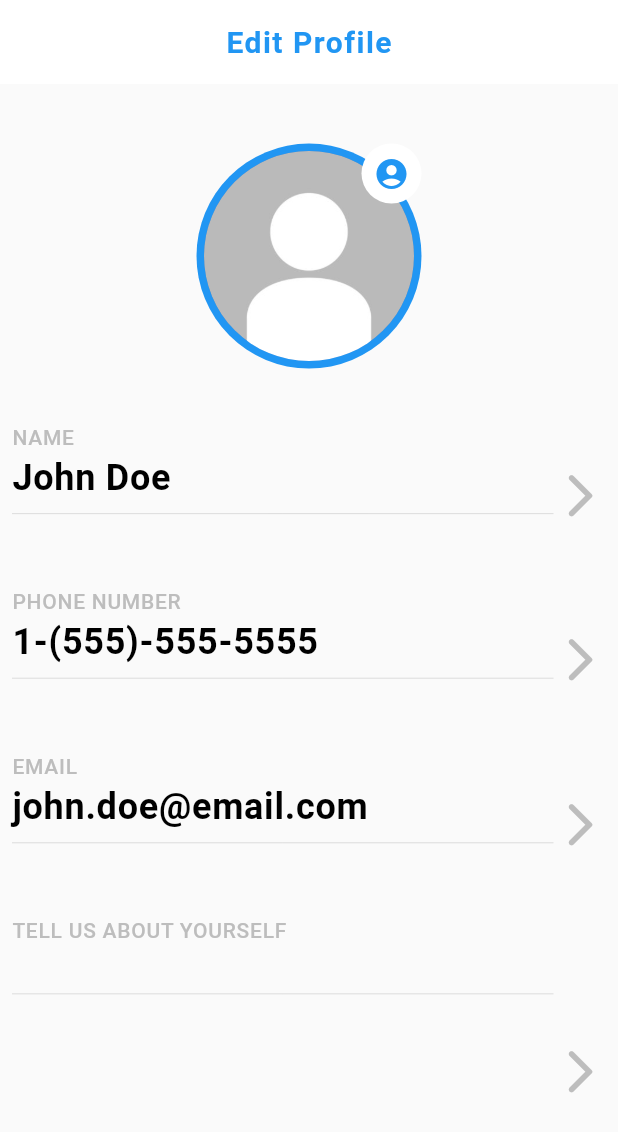
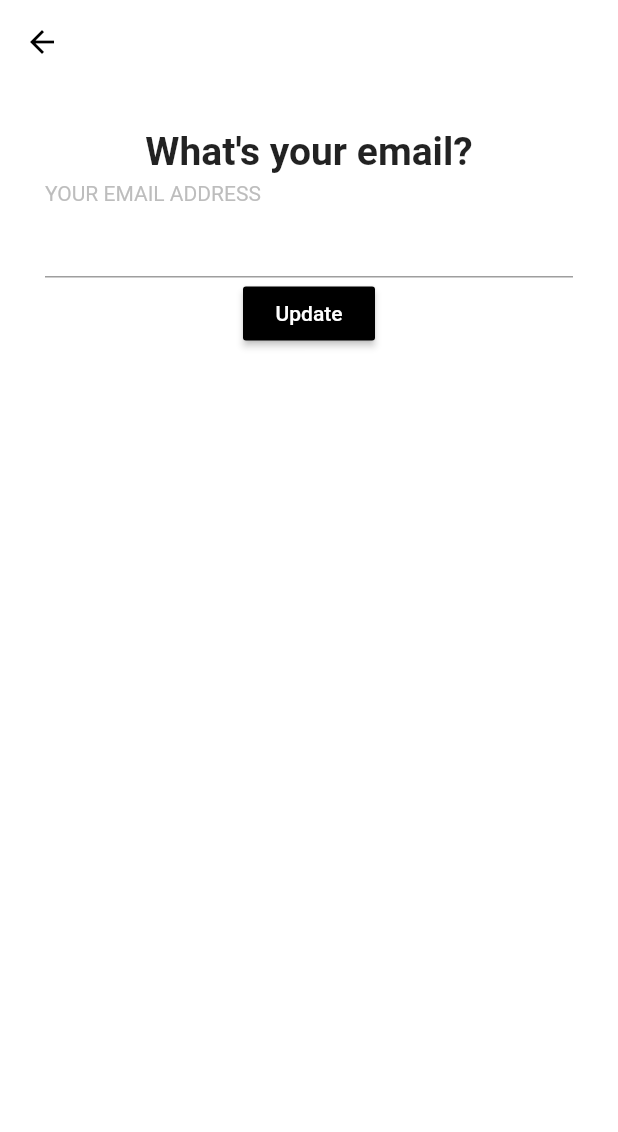
Before and after one commit to tylerwools79/agMobileApp, a Flutter app: the screen it shows after launch, after a tap on "NAME", after a tap on "PHONE NUMBER", after a tap on "EMAIL", on a phone screen of 412 x 824 dp. Shown: the top 1132 px of the screen. Run offline on Flutter 3.47's test engine with Material 2 defaults, Android fonts, the phone set to English and light mode, and no system bars.

Commit message:
Added edit profile page. got all of the dynamic sizing working (still overflows rederflex, not sure how to fix) forms are now passing data at least one way. need to implement the other direction tomorrow probably.

```diff
--- a/lib/main.dart
+++ b/lib/main.dart
@@ -1,22 +1,77 @@
-
 import 'package:flutter/material.dart';
 
+import 'package:ag_coding_project/pages/edit_name.dart';
+import 'package:ag_coding_project/pages/edit_phone.dart';
+import 'package:ag_coding_project/pages/edit_email.dart';
+import 'package:ag_coding_project/pages/edit_about.dart';
+import 'package:ag_coding_project/pages/edit_picture.dart';
+
+
 void main() =>  runApp(MaterialApp(
-  home: Home()
+  initialRoute: '/home',
+  routes: {
+    '/': (context)=> Home(),
+    '/home':(context)=> Home(),
+    '/name': (context)=> EditName(),
+    '/phone': (context)=> EditPhone(),
+    '/email': (context)=> EditEmail(),
+    '/about': (context)=> EditAbout(),
+    '/picture': (context)=> EditPic(),
+  },
 ));
+
+
 class Home extends StatefulWidget {
   @override
   _HomeState createState() => _HomeState();
 }
 
 class _HomeState extends State<Home> {
-
-  String fName = '';
-  String lName = '';
+  String fullName='';
   String phoneNumber = '';
   String eMail = '';
   String aboutMe = '';
   String profilePicPath='assets/missing texture.jpg';
+  void _awaitName(BuildContext context) async {
+    final result = await Navigator.push(
+        context,
+        MaterialPageRoute(
+          builder: (context) => EditName(),
+        ));
+    setState((){
+      fullName=result;
+    });
+  }
+  void _awaitPhone(BuildContext context) async {
+    final result = await Navigator.push(
+        context,
+        MaterialPageRoute(
+          builder: (context) => EditPhone(),
+        ));
+    setState(() {
+      phoneNumber = result;
+    });
+  }
+  void _awaitEmail(BuildContext context) async {
+    final result = await Navigator.push(
+        context,
+        MaterialPageRoute(
+          builder: (context) => EditEmail(),
+        ));
+    setState(() {
+      eMail = result;
+    });
+  }
+  void _awaitAbout(BuildContext context) async {
+    final result = await Navigator.push(
+        context,
+        MaterialPageRoute(
+          builder: (context) => EditAbout(),
+        ));
+    setState((){
+      aboutMe=result;
+    });
+  }
   @override
   Widget build(BuildContext context) {
     return Scaffold(
@@ -40,10 +95,11 @@ class _HomeState extends State<Home> {
             Expanded(
               flex: 2,
                 child: Padding(
-                padding: EdgeInsets.fromLTRB(0, 30, 0, 20),
+                  padding: const EdgeInsets.all(5.0),
                   child: TextButton(
                     //This is the profile picture section
                     onPressed: (){
+                      Navigator.pushNamed(context,'/picture');
                       setState((){ //this does not work yet!
                         profilePicPath='assets/default.jpg';
                         print('Change profile pic');
@@ -53,10 +109,10 @@ class _HomeState extends State<Home> {
                       children: <Widget>[
                         CircleAvatar(
                           backgroundColor: Colors.blue,
-                        radius: 75,
+                          radius: 60,
                           child: CircleAvatar(
                             backgroundImage: AssetImage('assets/default.jpg'),//Image(image: FileImage(File(profilePicPath))),
-                          radius: 70,
+                            radius: 55,
                         ),
                       ),
                         new Positioned(
@@ -74,22 +130,16 @@ class _HomeState extends State<Home> {
                     )
                   ),
                 ),
-            ),
+            ), //Profile Picture
             Expanded(
               flex: 1,
               child: TextButton(
-                  onPressed: (){
-                    setState((){
-                      fName='John';
-                      lName='Doe';
-                    });
-                  },
+                  onPressed: (){ _awaitName(context); },
                   child: Row(
                     mainAxisAlignment: MainAxisAlignment.spaceBetween,
                     crossAxisAlignment: CrossAxisAlignment.center,
                     children: [
-                      Expanded(
-                        child: Column(
+                      Column(
                           crossAxisAlignment: CrossAxisAlignment.start,
                           children: <Widget>[
                             Text('NAME',
@@ -98,43 +148,36 @@ class _HomeState extends State<Home> {
                               letterSpacing: 0.5,
                             ),
                             ),
-                            SizedBox(height:5.0),
-                            Text('$fName $lName',
+                            //SizedBox(height:5.0),
+                            Text('$fullName',
                             style: TextStyle(
                               color: Colors.black,
-                              fontSize: 24.0,
+                              fontSize: 20.0,
                               fontWeight: FontWeight.bold,
                               letterSpacing: 0.5,
                             )
                             ),
-                            Divider(height: 20),
+                            Divider(height: 10),
                           ],
-                        ),
                         ),
                       Icon(
                         Icons.arrow_forward_ios_rounded,
                         color: Colors.grey[400],
                           size: 35.0,
-
                       )
                     ],
                   )
               ),
-            ),
+            ), //Name
             Expanded(
               flex: 1,
               child: TextButton(
-                  onPressed: (){
-                    setState((){
-                      phoneNumber = '1-(555)-555-5555';
-                    });
-                  },
+                  onPressed: (){ _awaitPhone(context); },
                   child: Row(
                     mainAxisAlignment: MainAxisAlignment.spaceBetween,
                     crossAxisAlignment: CrossAxisAlignment.center,
                     children: [
-                      Expanded(
-                        child: Column(
+                    Column(
                             crossAxisAlignment: CrossAxisAlignment.start,
                             children: <Widget>[
                               Text('PHONE NUMBER',
@@ -143,43 +186,37 @@ class _HomeState extends State<Home> {
                                   letterSpacing: 0.5,
                                 ),
                               ),
-                            SizedBox(height:5.0),
+                              //SizedBox(height:5.0),
                               Text('$phoneNumber',
                                   style: TextStyle(
                                     color: Colors.black,
-                                  fontSize: 24.0,
+                                    fontSize: 20.0,
                                     fontWeight: FontWeight.bold,
                                     letterSpacing: 0.5,
                                   )
                               ),
-                            Divider(height: 20),
+                              Divider(height: 10),
                             ],
                           ),
-                      ),
+
                       Icon(
                         Icons.arrow_forward_ios_rounded,
                         color: Colors.grey[400],
                         size: 35.0,
-
                       )
                     ],
                   )
               ),
-            ),
+            ), //Phone Number
             Expanded(
               flex: 1,
               child: TextButton(
-                  onPressed: (){
-                    setState((){
-                      eMail='john.doe@email.com';
-                    });
-                  },
+                  onPressed: (){ _awaitEmail(context); },
                   child: Row(
                     mainAxisAlignment: MainAxisAlignment.spaceBetween,
                     crossAxisAlignment: CrossAxisAlignment.center,
                     children: [
-                      Expanded(
-                        child: Column(
+                    Column(
                             crossAxisAlignment: CrossAxisAlignment.start,
                             children: <Widget>[
                               Text('EMAIL',
@@ -188,37 +225,32 @@ class _HomeState extends State<Home> {
                                   letterSpacing: 0.5,
                                 ),
                               ),
-                            SizedBox(height:5.0),
+                              //SizedBox(height:5.0),
                               Text('$eMail',
                                   style: TextStyle(
                                     color: Colors.black,
-                                  fontSize: 24.0,
+                                    fontSize: 20.0,
                                     fontWeight: FontWeight.bold,
                                     letterSpacing: 0.5,
                                   )
                               ),
-                            Divider(height: 20),
+                              Divider(height: 10),
                             ],
                           ),
-                      ),
+
                       Icon(
                         Icons.arrow_forward_ios_rounded,
                         color: Colors.grey[400],
                         size: 35.0,
-
                       )
                     ],
                   )
               ),
-            ),
+            ), //Email
             Expanded(
               flex: 2,
               child: TextButton(
-                  onPressed: (){
-                    setState((){
-                      aboutMe='Lorem ipsum dolor sit amet, consectetur adipiscing elit. Suspendisse dolor diam, lobortis in semper et, facilisis at metus. Fusce iaculis scelerisque nibh et aliquet. Fusce iaculis ligula et lectus viverra sollicitudin. Nulla velit arcu, imperdiet id molestie eu, mollis eget metus. Mauris nisl mauris, dapibus vitae risus ac, fringilla varius.';
-                    });
-                  },
+                  onPressed: (){ _awaitAbout(context);},
                   child: Row(
                     mainAxisAlignment: MainAxisAlignment.spaceBetween,
                     crossAxisAlignment: CrossAxisAlignment.center,
@@ -233,19 +265,20 @@ class _HomeState extends State<Home> {
                                 letterSpacing: 0.5,
                               ),
                             ),
-                            SizedBox(height:5.0),
-                            ConstrainedBox(
-                              constraints: BoxConstraints(maxHeight: 50),
-                              child: Text('$aboutMe',
+                           // SizedBox(height:5.0),
+                            Text('$aboutMe',
+                                  maxLines: 5,
+                                  overflow: TextOverflow.ellipsis,
+                                  softWrap: false,
                                   style: TextStyle(
                                     color: Colors.black,
-                                    fontSize: 16.0,
+                                    fontSize: 18.0,
                                     fontWeight: FontWeight.bold,
                                     letterSpacing: 0.5,
                                   )
                               ),
-                            ),
-                            Divider(height: 20),
+
+                            Divider(height: 10),
                           ],
                         ),
                       ),
@@ -253,16 +286,16 @@ class _HomeState extends State<Home> {
                         Icons.arrow_forward_ios_rounded,
                         color: Colors.grey[400],
                         size: 35.0,
-
                       )
                     ],
                   )
               ),
-            ),
+            ), //About Me
           ]
         )
 
       )
     );
   }
+
 }
--- a/lib/pages/edit_email.dart
+++ b/lib/pages/edit_email.dart
@@ -0,0 +1,72 @@
+import 'package:flutter/material.dart';
+class EditEmail extends StatefulWidget {
+  @override
+  _EditEmailState createState() => _EditEmailState();
+}
+
+class _EditEmailState extends State<EditEmail> {
+  final myController = TextEditingController();
+  @override
+  void dispose(){
+    myController.dispose();
+    super.dispose();
+  }
+  @override
+  Widget build(BuildContext context) {
+    return Scaffold(
+        backgroundColor: Colors.white,
+        appBar: AppBar(
+          iconTheme: IconThemeData(
+            color: Colors.black,
+          ),
+          backgroundColor: Colors.white,
+          centerTitle: true,
+          elevation: 0,
+        ),
+        body: Padding(
+          padding: EdgeInsets.all(30),
+          child: Column(
+            mainAxisAlignment: MainAxisAlignment.start,
+            children: <Widget>[
+              Text('What\'s your email?',
+                style: TextStyle(
+                  fontWeight: FontWeight.bold,
+                  fontSize: 26,
+                ),
+              ),
+              SizedBox(height: 5,),
+              Column(
+                crossAxisAlignment: CrossAxisAlignment.start,
+                children: <Widget>[
+                  Text('YOUR EMAIL ADDRESS',
+                    style: TextStyle(
+                      color: Colors.grey[400],
+                    ),
+                  ),
+                  TextField(
+
+                    controller: myController,
+                    style: TextStyle(
+                      letterSpacing: 1.5,
+                      fontWeight: FontWeight.bold,
+                    ),
+                  ),
+                ],
+              ),
+              RaisedButton(
+                onPressed: (){_sendDataBack(context);},
+                color: Colors.black,
+                child: Text('Update',
+                  style: TextStyle(color: Colors.white,),),
+              ),
+
+            ],
+          ),
+        )
+    );
+  }
+  void _sendDataBack(BuildContext context){
+    String retData = '${myController.text}';
+    Navigator.pop(context, retData);
+  }
+}
--- a/lib/pages/edit_name.dart
+++ b/lib/pages/edit_name.dart
@@ -0,0 +1,118 @@
+import 'package:flutter/material.dart';
+
+class EditName extends StatefulWidget {
+  @override
+  _EditNameState createState() => _EditNameState();
+}
+
+class _EditNameState extends State<EditName> {
+  final myController1 = TextEditingController();
+  final myController2 = TextEditingController();
+  @override
+  void dispose(){
+    myController1.dispose();
+    myController2.dispose();
+    super.dispose();
+  }
+
+  @override
+  Widget build(BuildContext context) {
+
+    return Scaffold(
+      backgroundColor: Colors.white,
+      appBar: AppBar(
+        iconTheme: IconThemeData(
+          color: Colors.black,
+        ),
+        backgroundColor: Colors.white,
+        centerTitle: true,
+        elevation: 0,
+      ),
+      body: Padding(
+        padding: EdgeInsets.all(30),
+
+          child: Column(
+            mainAxisAlignment: MainAxisAlignment.start,
+            children: <Widget>[
+              Text('What\'s your name?',
+                  style: TextStyle(
+                    fontWeight: FontWeight.bold,
+                    fontSize: 26,
+                  ),
+                ),
+              SizedBox(height: 5,),
+              Expanded(
+                child: Row(
+                  mainAxisAlignment: MainAxisAlignment.spaceBetween,
+                  children: <Widget>[
+                    Expanded(
+                      child: Column(
+                        crossAxisAlignment: CrossAxisAlignment.start,
+                        children: <Widget>[
+                          Text('First Name',
+                            style: TextStyle(
+                              color: Colors.grey[400],
+
+                            ),
+                          ),
+                          Expanded(
+                            //padding: const EdgeInsets.all(10),
+                            child: TextField(
+                              controller: myController1,
+                              style: TextStyle(
+                                fontSize: 24,
+                                color: Colors.black,
+                                fontWeight: FontWeight.bold,
+                              ),
+                            ),
+                          ),
+                        ],
+                      ),
+                    ),
+                    Expanded(
+                      child: Column(
+                        crossAxisAlignment: CrossAxisAlignment.start,
+                        children: <Widget>[
+                          Text('Last Name',
+                            style: TextStyle(
+                              color: Colors.grey[400],
+
+                            ),
+                          ),
+                          Expanded(
+                            //padding: const EdgeInsets.all(10),
+                            child: TextField(
+                                controller: myController2,
+                                style: TextStyle(
+                                  fontSize: 24,
+                                  color: Colors.black,
+                                  fontWeight: FontWeight.bold,
+                                ),
+                              ),
+                          ),
+                        ],
+                      ),
+                    ),
+                  ],
+                ),
+              ),
+
+              RaisedButton(
+                onPressed: (){
+                  _sendDataBack(context);
+                },
+                color: Colors.black,
+                  child: Text('Update',
+                  style: TextStyle(color: Colors.white,),),
+                ),
+
+            ],
+          ),
+      )
+    );
+  }
+  void _sendDataBack(BuildContext context){
+    String retData = '${myController1.text} ${myController2.text}';
+    Navigator.pop(context, retData);
+  }
+}
--- a/lib/pages/edit_phone.dart
+++ b/lib/pages/edit_phone.dart
@@ -0,0 +1,74 @@
+import 'package:flutter/material.dart';
+class EditPhone extends StatefulWidget {
+  @override
+  _EditPhoneState createState() => _EditPhoneState();
+}
+
+class _EditPhoneState extends State<EditPhone> {
+  final myController = TextEditingController();
+  @override
+  void dispose(){
+    myController.dispose();
+    super.dispose();
+  }
+  @override
+  Widget build(BuildContext context) {
+    return Scaffold(
+        backgroundColor: Colors.white,
+        appBar: AppBar(
+          iconTheme: IconThemeData(
+            color: Colors.black,
+          ),
+          backgroundColor: Colors.white,
+          centerTitle: true,
+          elevation: 0,
+        ),
+        body: Padding(
+          padding: EdgeInsets.all(30),
+          child: Column(
+            mainAxisAlignment: MainAxisAlignment.start,
+            children: <Widget>[
+              Text('What\'s your phone number?',
+                style: TextStyle(
+                  fontWeight: FontWeight.bold,
+                  fontSize: 26,
+                ),
+              ),
+              SizedBox(height: 5,),
+              Expanded(
+                child: Column(
+                  crossAxisAlignment: CrossAxisAlignment.start,
+                  children: <Widget>[
+                    Text('YOUR PHONE NUMBER',
+                      style: TextStyle(
+                        color: Colors.grey[400],
+                      ),
+                    ),
+                    TextField(
+                      controller: myController,
+                      style: TextStyle(
+                        letterSpacing: 1.5,
+                        fontSize: 24,
+                        fontWeight: FontWeight.bold,
+                      ),
+                    ),
+                  ],
+                ),
+              ),
+              RaisedButton(
+                onPressed: (){_sendDataBack(context);},
+                color: Colors.black,
+                child: Text('Update',
+                  style: TextStyle(color: Colors.white,),),
+              ),
+
+            ],
+          ),
+        )
+    );
+  }
+  void _sendDataBack(BuildContext context){
+    String retData = '${myController.text}';
+    Navigator.pop(context, retData);
+  }
+}
```
Also changed, not shown: lib/pages/edit_about.dart (+65 -0 lines), lib/pages/edit_picture.dart (added, +51 -0 lines). Lines whose indentation alone changed are shown as unchanged.
